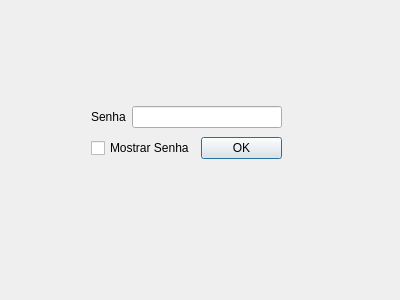
This is Projeto/confirmarsenha.ui in YagoConstantino/SistemaBancario as Qt 5 draws it before an edit. The edited form follows.
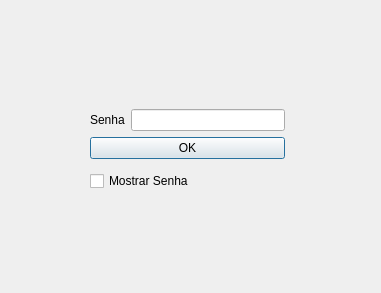
This is the edited form.

Patch:
```diff
--- a/Projeto/confirmarsenha.ui
+++ b/Projeto/confirmarsenha.ui
@@ -6,8 +6,8 @@
    <rect>
     <x>0</x>
     <y>0</y>
-    <width>400</width>
-    <height>300</height>
+    <width>381</width>
+    <height>293</height>
    </rect>
   </property>
   <property name="windowTitle">
@@ -16,12 +16,14 @@
   <widget class="QWidget" name="">
    <property name="geometry">
     <rect>
-     <x>91</x>
+     <x>90</x>
      <y>103</y>
-     <width>191</width>
-     <height>60</height>
+     <width>195</width>
+     <height>96</height>
     </rect>
    </property>
+   <layout class="QVBoxLayout" name="verticalLayout_2">
+    <item>
    <layout class="QVBoxLayout" name="verticalLayout">
     <item>
      <layout class="QHBoxLayout" name="horizontalLayout">
@@ -43,13 +45,6 @@
     </item>
     <item>
      <layout class="QHBoxLayout" name="horizontalLayout_2">
-      <item>
-       <widget class="QCheckBox" name="MostrarSenhaCheckbox">
-        <property name="text">
-         <string>Mostrar Senha</string>
-        </property>
-       </widget>
-      </item>
       <item>
        <widget class="QPushButton" name="OkBtn">
         <property name="text">
@@ -58,6 +53,15 @@
        </widget>
       </item>
      </layout>
+      </item>
+     </layout>
+    </item>
+    <item>
+     <widget class="QCheckBox" name="MostrarSenhaCheckbox">
+      <property name="text">
+       <string>Mostrar Senha</string>
+      </property>
+     </widget>
     </item>
    </layout>
   </widget>
```
Lines whose indentation alone changed are shown as unchanged.
